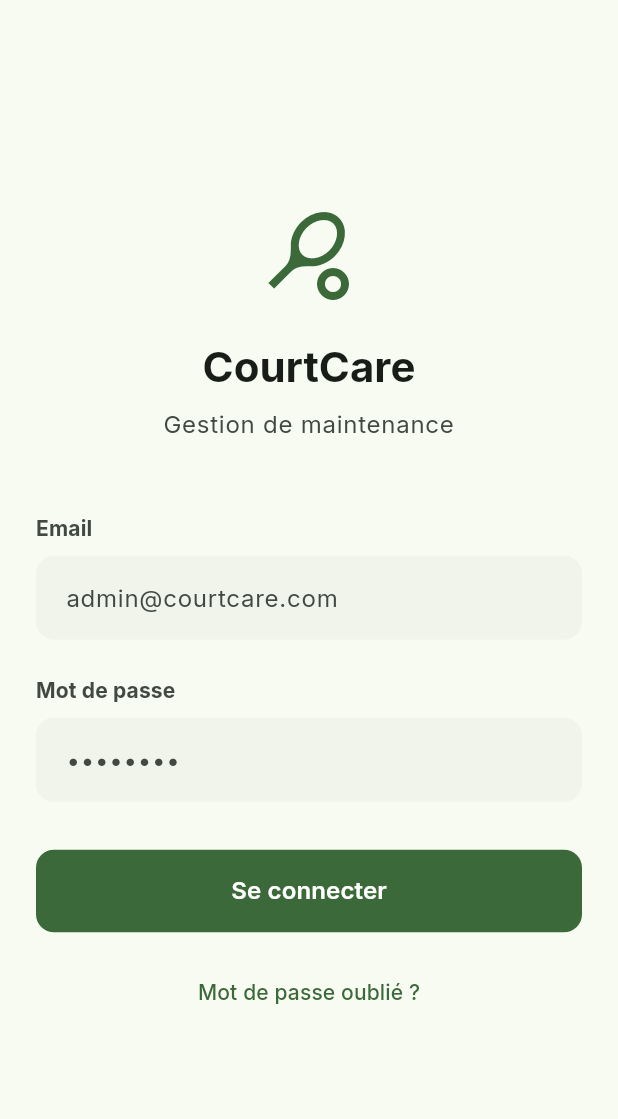
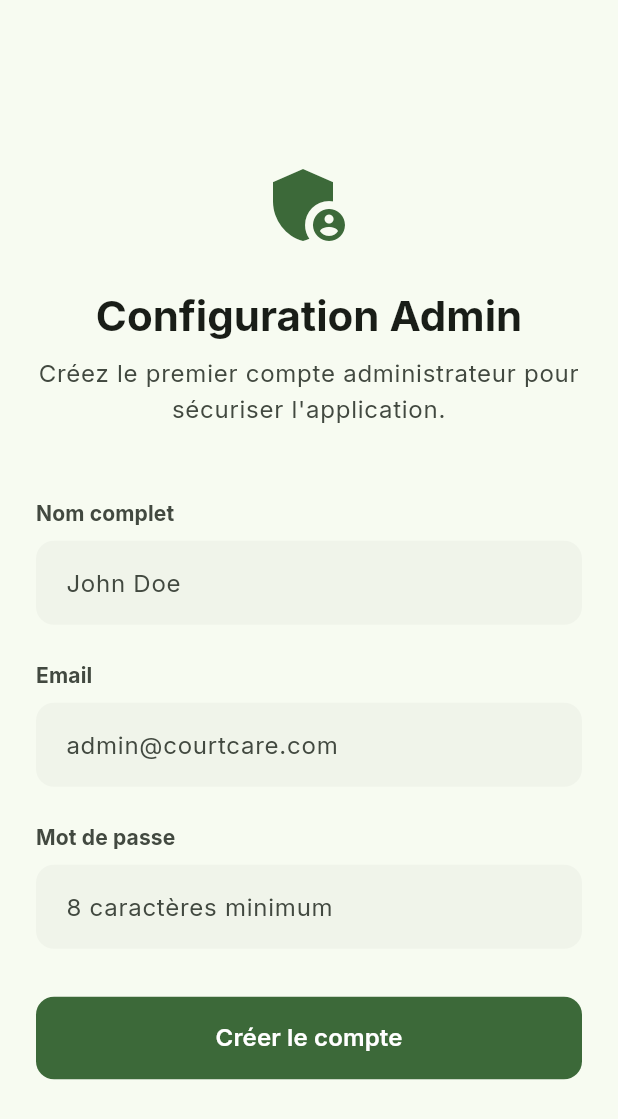
Before and after one commit to Simokes/tenniscourtcare, a Flutter app: the screen it shows after launch, on a phone screen of 412 x 824 dp. Shown: the top 1119 px of the screen. Run offline on Flutter 3.47's test engine with Material 3 defaults, Android fonts, the phone set to English and light mode, and no system bars; our stand-ins replace drift, fl_chart, flutter_riverpod, flutter_secure_storage, go_router, google_fonts and 5 more; missing offline and left inert: cryptography, dart:html; accounts and stored records are empty; generated files the repository leaves out were written again.

Commit message:
Phase 1: Implement Security Enhancements (PBKDF2, Admin Setup, Android Backup)
- Replace SHA-256 with PBKDF2 for password hashing using `cryptography` package.
- Remove default admin seeding (`seedDefaultAdmin`) and implementing a "First Launch" flow.
- Add `AdminSetupPage` to allow creating the initial administrator account.
- Update `AuthRepository` and `AuthNotifier` to handle `isSetupRequired` state.
- Implement database migration (v7) to wipe existing users, enforcing the new hashing algorithm.
- Set `android:allowBackup="false"` in `AndroidManifest.xml` to prevent local DB backup.
- Isolate OTP mock verification logic with `kDebugMode`.
- Fix relative imports in `refill_recommendation_card.dart`.
- Revert unintended change in `lib/main.dart` regarding `CardThemeData`.

Co-authored-by: Simokes <186972204+Simokes@users.noreply.github.com>

```diff
--- a/lib/core/router/app_router.dart
+++ b/lib/core/router/app_router.dart
@@ -3,6 +3,7 @@ import 'package:go_router/go_router.dart';
 import 'package:flutter_riverpod/flutter_riverpod.dart';
 import '../../presentation/providers/auth_providers.dart';
 import '../../presentation/pages/auth/login_page.dart';
+import '../../presentation/pages/auth/admin_setup_page.dart';
 import '../../presentation/pages/admin/admin_dashboard_page.dart';
 import '../../presentation/pages/error/access_denied_page.dart';
 import '../../presentation/screens/home_screen.dart'; // Existing screen
@@ -16,20 +17,34 @@ final goRouterProvider = Provider<GoRouter>((ref) {
     initialLocation: '/',
     refreshListenable: GoRouterRefreshStream(authNotifier.stream),
     redirect: (context, state) {
-      // Note: ref.read(authStateProvider) gives the current state at the time of redirect call
-      // Because we use refreshListenable, this callback is re-run on state change.
       final authState = ref.read(authStateProvider);
 
-      final isLoggedIn = authState.value != null;
+      final authStateValue = authState.value;
+
+      final isSetupRequired = authStateValue?.isSetupRequired ?? false;
+      final isLoggedIn = authStateValue?.user != null;
+
+      final isSettingUp = state.uri.path == '/admin-setup';
       final isLoggingIn = state.uri.path == '/login';
 
+      // 1. Redirection forcée vers le setup si aucun utilisateur n'existe
+      if (isSetupRequired) {
+        return isSettingUp ? null : '/admin-setup';
+      }
+
+      // 2. Empêcher l'accès à la page de setup si elle n'est pas requise
+      if (isSettingUp) {
+        return '/login';
+      }
+
+      // 3. Redirection vers login si non connecté
       if (!isLoggedIn) {
         return isLoggingIn ? null : '/login';
       }
 
-      // If logged in and trying to go to login, redirect to home/admin
+      // 4. Si connecté et tente d'accéder au login -> redirection vers dashboard
       if (isLoggingIn) {
-        final role = authState.value!.role;
+        final role = authStateValue!.user!.role;
         if (role == Role.admin) return '/admin';
         return '/';
       }
@@ -40,6 +55,10 @@ final goRouterProvider = Provider<GoRouter>((ref) {
       GoRoute(
         path: '/login',
         builder: (context, state) => const LoginPage(),
+      ),
+      GoRoute(
+        path: '/admin-setup',
+        builder: (context, state) => const AdminSetupPage(),
       ),
       GoRoute(
         path: '/access-denied',
--- a/lib/data/database/app_database.dart
+++ b/lib/data/database/app_database.dart
@@ -30,7 +30,7 @@ class AppDatabase extends _$AppDatabase {
   AppDatabase([QueryExecutor? e]) : super(e ?? _openConnection());
 
   @override
-  int get schemaVersion => 6;
+  int get schemaVersion => 7;
 
   @override
   MigrationStrategy get migration => MigrationStrategy(
@@ -55,6 +55,10 @@ class AppDatabase extends _$AppDatabase {
       }
       if (from < 6) {
         await m.addColumn(maintenances, maintenances.imagePath);
+      }
+      if (from < 7) {
+        // Supprimer tous les utilisateurs pour forcer la migration vers le nouveau hachage PBKDF2
+        await delete(users).go();
       }
     },
   );
--- a/lib/main.dart
+++ b/lib/main.dart
@@ -37,6 +37,7 @@ class CourtCareApp extends ConsumerWidget {
       useMaterial3: true,
       scaffoldBackgroundColor: Colors.grey.shade100,
       textTheme: GoogleFonts.interTextTheme(ThemeData.light().textTheme),
+      /*
       cardTheme: CardTheme(
         surfaceTintColor: Colors.transparent,
         elevation: 2,
@@ -45,6 +46,7 @@ class CourtCareApp extends ConsumerWidget {
         ),
         color: Colors.white,
       ),
+      */
     );
 
     // Dark Theme
@@ -57,6 +59,7 @@ class CourtCareApp extends ConsumerWidget {
       useMaterial3: true,
       scaffoldBackgroundColor: const Color(0xFF121212), // Deep Grey/Black
       textTheme: GoogleFonts.interTextTheme(ThemeData.dark().textTheme),
+      /*
       cardTheme: CardTheme(
         surfaceTintColor: Colors.transparent,
         elevation: 2,
@@ -65,6 +68,7 @@ class CourtCareApp extends ConsumerWidget {
         ),
         color: const Color(0xFF1E1E1E),
       ),
+      */
       appBarTheme: const AppBarTheme(
         backgroundColor: Color(0xFF121212),
         surfaceTintColor: Colors.transparent,
--- /dev/null
+++ b/lib/presentation/pages/auth/admin_setup_page.dart
@@ -0,0 +1,145 @@
+import 'package:flutter/material.dart';
+import 'package:flutter_riverpod/flutter_riverpod.dart';
+import '../../providers/auth_providers.dart';
+import '../../widgets/premium/premium_button.dart';
+import '../../widgets/premium/premium_text_field.dart';
+
+class AdminSetupPage extends ConsumerStatefulWidget {
+  const AdminSetupPage({super.key});
+
+  @override
+  ConsumerState<AdminSetupPage> createState() => _AdminSetupPageState();
+}
+
+class _AdminSetupPageState extends ConsumerState<AdminSetupPage> {
+  final _nameController = TextEditingController();
+  final _emailController = TextEditingController();
+  final _passwordController = TextEditingController();
+
+  @override
+  void dispose() {
+    _nameController.dispose();
+    _emailController.dispose();
+    _passwordController.dispose();
+    super.dispose();
+  }
+
+  void _register() {
+    final name = _nameController.text.trim();
+    final email = _emailController.text.trim();
+    final password = _passwordController.text.trim();
+
+    if (name.isEmpty || email.isEmpty || password.isEmpty) {
+      ScaffoldMessenger.of(context).showSnackBar(
+        const SnackBar(content: Text('Veuillez remplir tous les champs')),
+      );
+      return;
+    }
+
+    if (password.length < 8) {
+      ScaffoldMessenger.of(context).showSnackBar(
+        const SnackBar(content: Text('Le mot de passe doit contenir au moins 8 caractères')),
+      );
+      return;
+    }
+
+    ref.read(authStateProvider.notifier).registerAdmin(email, name, password);
+  }
+
+  @override
+  Widget build(BuildContext context) {
+    final authState = ref.watch(authStateProvider);
+    final isLoading = authState.isLoading;
+    final error = authState.error;
+
+    // Si on n'est plus en "Setup Required", c'est que l'inscription a réussi
+    // Le routeur s'occupera de la redirection, mais on peut aussi afficher un succès ici.
+
+    return Scaffold(
+      backgroundColor: Theme.of(context).colorScheme.surface,
+      body: Center(
+        child: SingleChildScrollView(
+          padding: const EdgeInsets.all(24),
+          child: ConstrainedBox(
+            constraints: const BoxConstraints(maxWidth: 400),
+            child: Column(
+              mainAxisAlignment: MainAxisAlignment.center,
+              crossAxisAlignment: CrossAxisAlignment.stretch,
+              children: [
+                Icon(
+                  Icons.admin_panel_settings,
+                  size: 64,
+                  color: Theme.of(context).colorScheme.primary,
+                ),
+                const SizedBox(height: 24),
+                Text(
+                  'Configuration Admin',
+                  textAlign: TextAlign.center,
+                  style: Theme.of(context).textTheme.headlineMedium?.copyWith(
+                        fontWeight: FontWeight.bold,
+                        color: Theme.of(context).colorScheme.onSurface,
+                      ),
+                ),
+                const SizedBox(height: 8),
+                Text(
+                  'Créez le premier compte administrateur pour sécuriser l\'application.',
+                  textAlign: TextAlign.center,
+                  style: Theme.of(context).textTheme.bodyLarge?.copyWith(
+                        color: Theme.of(context).colorScheme.onSurfaceVariant,
+                      ),
+                ),
+                const SizedBox(height: 48),
+
+                PremiumTextField(
+                  label: 'Nom complet',
+                  hint: 'John Doe',
+                  controller: _nameController,
+                ),
+                const SizedBox(height: 24),
+                PremiumTextField(
+                  label: 'Email',
+                  hint: 'admin@courtcare.com',
+                  controller: _emailController,
+                  keyboardType: TextInputType.emailAddress,
+                ),
+                const SizedBox(height: 24),
+                PremiumTextField(
+                  label: 'Mot de passe',
+                  hint: '8 caractères minimum',
+                  obscureText: true,
+                  controller: _passwordController,
+                ),
+
+                if (error != null) ...[
+                  const SizedBox(height: 24),
+                  Container(
+                    padding: const EdgeInsets.all(12),
+                    decoration: BoxDecoration(
+                      color: Theme.of(context).colorScheme.errorContainer,
+                      borderRadius: BorderRadius.circular(8),
+                    ),
+                    child: Text(
+                      error.toString(),
+                      style: TextStyle(
+                        color: Theme.of(context).colorScheme.onErrorContainer,
+                        fontWeight: FontWeight.w500,
+                      ),
+                      textAlign: TextAlign.center,
+                    ),
+                  ),
+                ],
+
+                const SizedBox(height: 32),
+                PremiumButton(
+                  label: 'Créer le compte',
+                  isLoading: isLoading,
+                  onPressed: _register,
+                ),
+              ],
+            ),
+          ),
+        ),
+      ),
+    );
+  }
+}
--- a/pubspec.yaml
+++ b/pubspec.yaml
@@ -35,6 +35,7 @@ dependencies:
   table_calendar: ^3.1.3
   share_plus: ^12.0.1
   image_picker: ^1.2.1
+  cryptography: ^2.9.0
 
 dev_dependencies:
   flutter_test:
```
Also changed, not shown: lib/data/repositories/auth_repository_impl.dart (+99 -40 lines), lib/domain/repositories/auth_repository.dart (+5 -2 lines), lib/presentation/providers/auth_providers.dart (+50 -8 lines), lib/presentation/widgets/maintenance/refill_recommendation_card.dart (+4 -4 lines), pubspec.lock, 1 other file.
